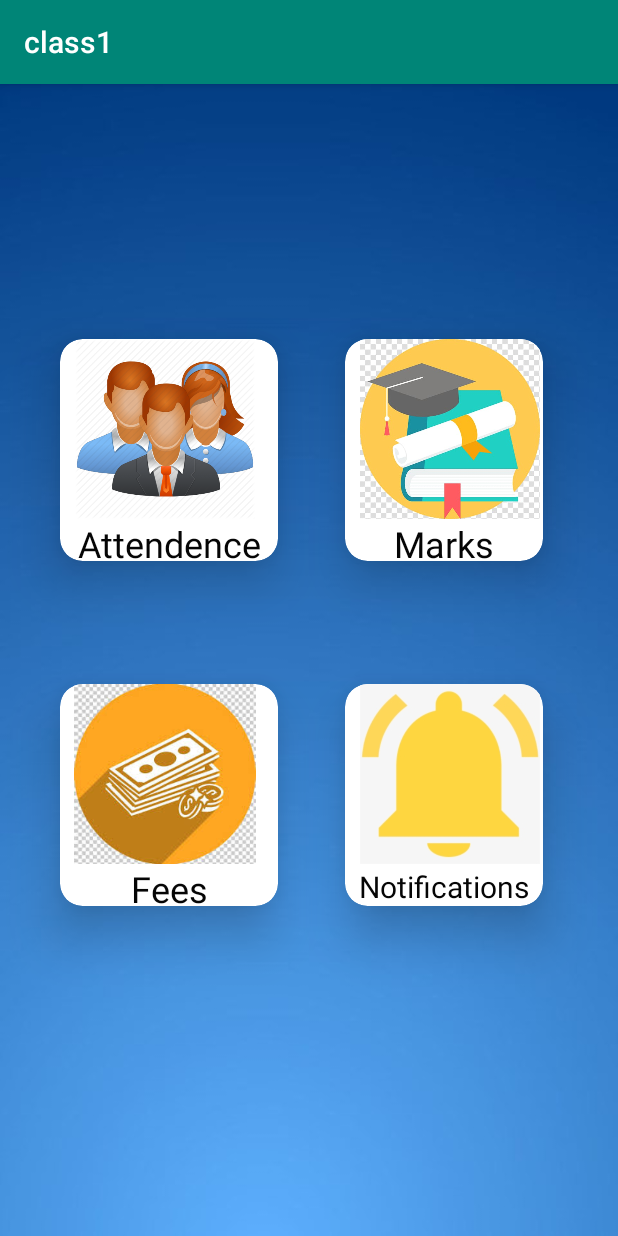
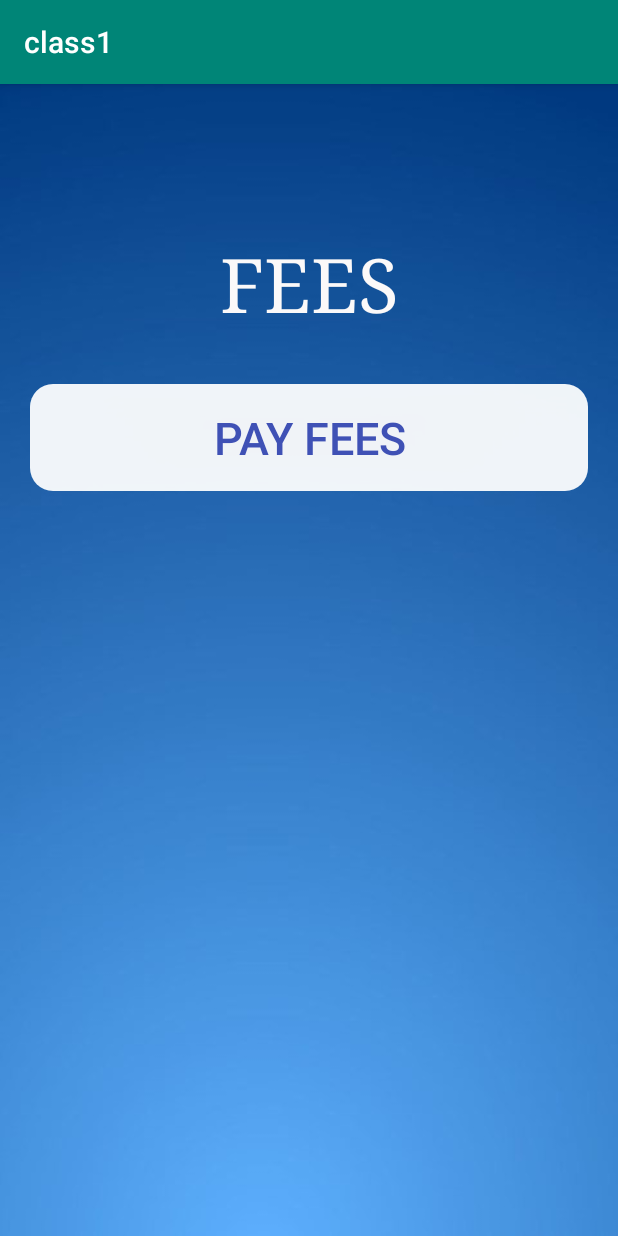
Before and after one commit to sumeet3-0/Class-Manager, an Android app: the Parent screen opened directly, with no data from a screen before it, after a tap on "Fees", on a phone screen of 412 x 824 dp. Run offline under Robolectric (Android 15) with nearby library versions, the phone set to English and light mode, and no system bars.

```diff
--- a/app/src/main/AndroidManifest.xml
+++ b/app/src/main/AndroidManifest.xml
@@ -46,6 +46,8 @@
         <activity android:name=".TermsConditions" />
         <activity android:name=".RegActivity" />
         <activity android:name=".MainActivity" />
+        <activity android:name=".ParentFees"/>
+        <activity android:name=".PayFees"/>
     </application>
 
 </manifest>
--- a/app/src/main/java/com/example/class1/Parent.java
+++ b/app/src/main/java/com/example/class1/Parent.java
@@ -36,8 +36,11 @@ public class Parent extends AppCompatActivity {
         feesCV.setOnClickListener(new View.OnClickListener() {
             @Override
             public void onClick(View v) {
-                Toast.makeText(getApplicationContext(), "Under Development!!",
-                        Toast.LENGTH_SHORT).show();
+                Intent i = new Intent(getApplicationContext(),ParentFees.class);
+                startActivity(i);
+
+                /*Toast.makeText(getApplicationContext(), "Under Development!!",
+                        Toast.LENGTH_SHORT).show();*/
             }
         });
         notificationsCV.setOnClickListener(new View.OnClickListener() {
--- /dev/null
+++ b/app/src/main/java/com/example/class1/ParentFees.java
@@ -0,0 +1,32 @@
+package com.example.class1;
+
+import android.content.Intent;
+import android.os.Bundle;
+import android.view.View;
+import android.widget.Button;
+
+import androidx.appcompat.app.AppCompatActivity;
+
+public class ParentFees extends AppCompatActivity {
+
+    Button payFees,viewFeeStatus;
+
+
+    @Override
+    protected void onCreate(Bundle savedInstanceState) {
+        super.onCreate(savedInstanceState);
+        setContentView(R.layout.activity_parent_fees);
+        payFees = findViewById(R.id.payFees);
+
+
+        payFees.setOnClickListener(new View.OnClickListener() {
+            @Override
+            public void onClick(View v) {
+                Intent i = new Intent(getApplicationContext(),PayFees.class);
+                startActivity(i);
+            }
+        });
+
+
+    }
+}
--- a/app/src/main/res/layout/activity_parent.xml
+++ b/app/src/main/res/layout/activity_parent.xml
@@ -104,8 +104,10 @@
         android:layout_marginTop="400dp"
         android:layout_marginEnd="50dp"
 
+
         app:cardCornerRadius="15dp"
         app:cardElevation="20dp">
+
 
 
         <TextView
--- /dev/null
+++ b/app/src/main/res/layout/activity_parent_fees.xml
@@ -0,0 +1,35 @@
+<?xml version="1.0" encoding="utf-8"?>
+<RelativeLayout xmlns:android="http://schemas.android.com/apk/res/android"
+    xmlns:app="http://schemas.android.com/apk/res-auto"
+    xmlns:tools="http://schemas.android.com/tools"
+    android:layout_width="match_parent"
+    android:layout_height="match_parent"
+    android:background="@drawable/app_theme2"
+    tools:context=".ParentFees">
+
+    <TextView
+        android:layout_width="match_parent"
+        android:layout_height="wrap_content"
+        android:layout_marginTop="100dp"
+        android:fontFamily="serif"
+        android:gravity="center_horizontal"
+        android:text="Fees"
+        android:textAllCaps="true"
+        android:textColor="#FBF9F9"
+        android:textSize="50sp" />
+
+    <Button
+        android:id="@+id/payFees"
+        android:layout_width="match_parent"
+        android:layout_height="wrap_content"
+        android:layout_marginLeft="20dp"
+        android:layout_marginTop="200dp"
+        android:layout_marginRight="20dp"
+        android:text="Pay Fees"
+        android:textColor="#3F51B5"
+        android:textSize="30sp"
+        android:textStyle="normal"
+        android:padding="15dp"
+        android:background = "@drawable/round_button"/>
+
+</RelativeLayout>
```
Also changed, not shown: app/src/main/java/com/example/class1/PayFees.java (added, +174 -0 lines), app/src/main/res/layout/activity_parent_payfees.xml (added, +65 -0 lines).
